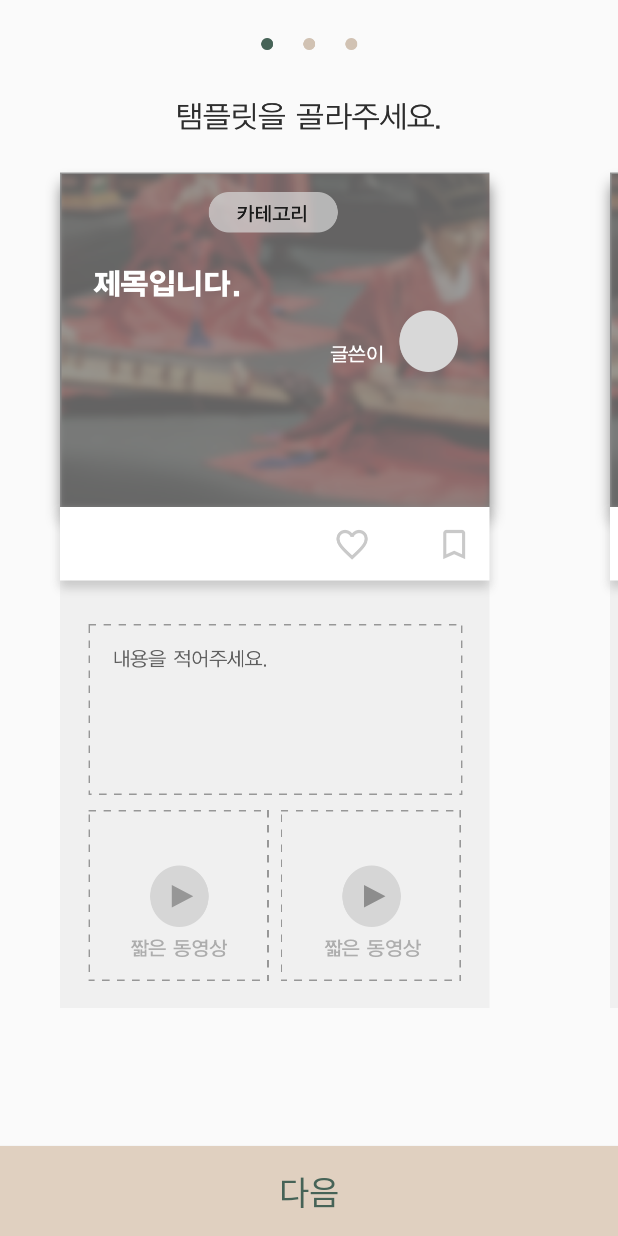
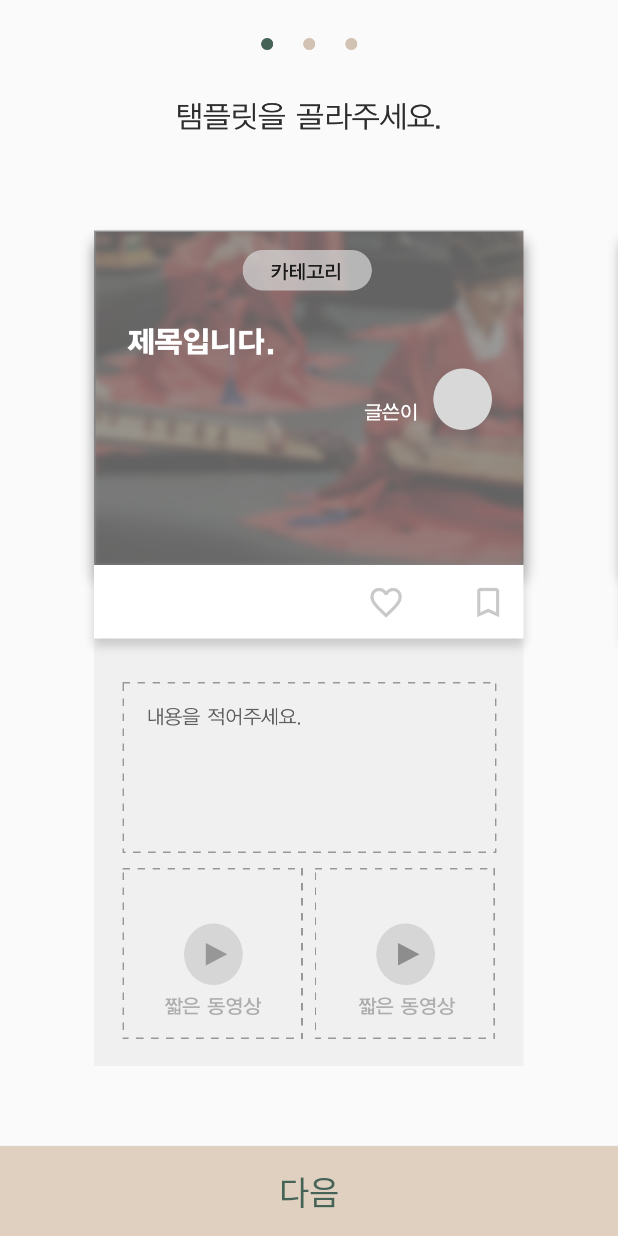
Before and after one commit to nul318/re-art, an Android app: the FirstWritingActivity screen opened directly, with no data from a screen before it, on a phone screen of 412 x 824 dp. Run offline under Robolectric (Android 15) with nearby library versions, the phone set to English and light mode, and no system bars; our stand-ins replace RxJava.

Commit message:
no message

```diff
--- a/app/src/main/java/com/musica/android/reart/activities/FirstWritingActivity.java
+++ b/app/src/main/java/com/musica/android/reart/activities/FirstWritingActivity.java
@@ -56,7 +56,7 @@ public class FirstWritingActivity extends SuperActivity {
         fragments.add(imageFragment3);
 
         mViewPagerImage.setClipToPadding(false);
-        int dpValue = 30;
+        int dpValue = 40;
         float d = getResources().getDisplayMetrics().density;
         int margin = (int) (dpValue * d);
         mViewPagerImage.setPadding(margin, 0, margin, 0);
--- a/app/src/main/res/layout/activity_detail.xml
+++ b/app/src/main/res/layout/activity_detail.xml
@@ -65,7 +65,7 @@
             android:layout_height="50dp"
             android:orientation="horizontal"
             android:weightSum="1"
-            android:background="@drawable/bg_gray_border">
+            android:background="@drawable/rectangle_6">
 
             <TextView
                 android:layout_width="0dp"
@@ -92,6 +92,7 @@
                 app:shine_distance_multiple="1.5"
                 app:small_shine_color="#CC9999"
                 app:shine_count="8"
+                android:layout_marginTop="-6dp"
                 app:siShape="@raw/heart"/>
 
             <TextView
@@ -101,6 +102,7 @@
                 android:text="330"
                 android:textColor="#000000"
                 android:textSize="12sp"
+                android:layout_marginTop="-6dp"
                 android:layout_gravity="center_vertical"/>
 
             <ImageView
@@ -109,6 +111,7 @@
                 android:layout_marginRight="50dp"
                 android:scaleType="centerCrop"
                 android:src="@drawable/ic_scrap_gr_24"
+                android:layout_marginTop="-6dp"
                 android:layout_gravity="center_vertical"/>
         </LinearLayout>
 
--- a/app/src/main/res/layout/fragment_write.xml
+++ b/app/src/main/res/layout/fragment_write.xml
@@ -2,13 +2,13 @@
 <LinearLayout xmlns:android="http://schemas.android.com/apk/res/android"
     xmlns:app="http://schemas.android.com/apk/res-auto"
     android:id="@+id/parallaxContent"
-    android:layout_width="wrap_content"
-    android:layout_height="wrap_content">
+    android:layout_width="match_parent"
+    android:layout_height="match_parent">
 
     <ImageView
         android:id="@+id/image"
-        android:layout_width="wrap_content"
-        android:layout_height="wrap_content"
+        android:layout_width="match_parent"
+        android:layout_height="match_parent"
         android:layout_centerHorizontal="true"
         android:layout_centerVertical="true"
         android:scaleType="center"
```
Also changed, not shown: app/src/main/res/drawable-hdpi/detail_content.png, app/src/main/res/drawable-hdpi/rectangle_6.png (added), app/src/main/res/drawable-mdpi/detail_content.png, app/src/main/res/drawable-mdpi/rectangle_6.png (added), app/src/main/res/drawable-xhdpi/detail_content.png, app/src/main/res/drawable-xhdpi/rectangle_6.png (added), app/src/main/res/drawable-xxhdpi/detail_content.png, app/src/main/res/drawable-xxhdpi/rectangle_6.png (added), app/src/main/res/drawable-xxxhdpi/detail_content.png, app/src/main/res/drawable-xxxhdpi/rectangle_6.png (added).
